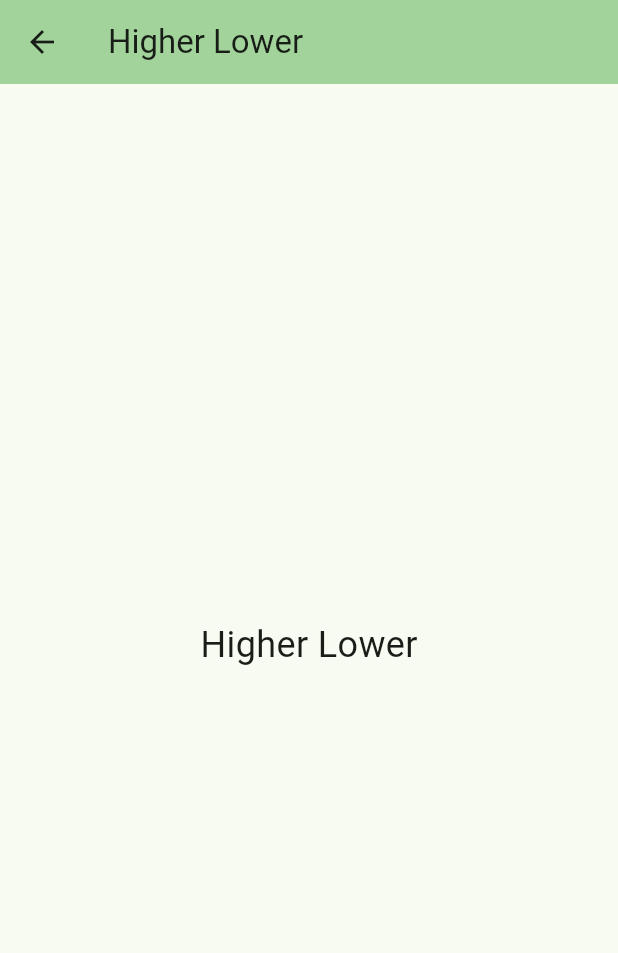
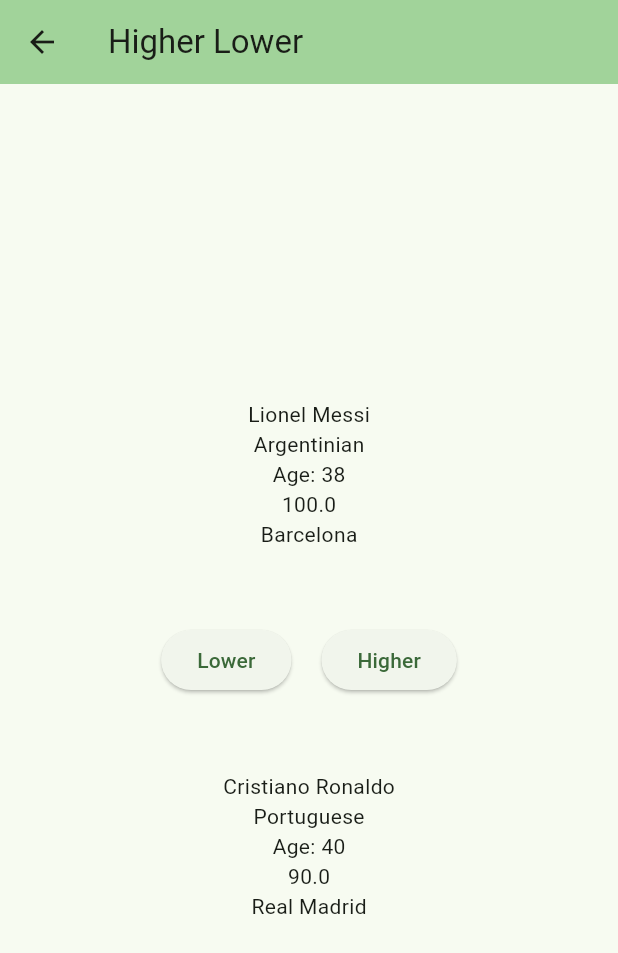
Before and after one commit to josipnovak/Goalify, a Flutter app: the HigherLowerScreen screen opened directly, on a phone screen of 412 x 824 dp. Shown: the top 953 px of the screen. Run offline on Flutter 3.47's test engine with Material 3 defaults, Android fonts, the light colour scheme and no system bars.

Commit message:
Changes in models and added design for HigherLower screen

```diff
--- a/mobile/lib/models/club.dart
+++ b/mobile/lib/models/club.dart
@@ -1,7 +1,7 @@
 class Club{
-  final int id;
-  final String name;
-  final String logoUrl;
+  int id;
+  String name;
+  String logoUrl;
 
   Club({
     required this.id,
--- /dev/null
+++ b/mobile/lib/models/player.dart
@@ -0,0 +1,16 @@
+class Player{
+  int id;
+  String name;
+  DateTime dateOfBirth;
+  String nationality;
+  double marketValue;
+  String club;
+  Player({
+    required this.id,
+    required this.name,
+    required this.dateOfBirth,
+    required this.nationality,
+    required this.marketValue,
+    required this.club,
+  });
+}
--- a/mobile/lib/models/question.dart
+++ b/mobile/lib/models/question.dart
@@ -1,7 +1,7 @@
 class Question{
-  final String questionText;
-  final List<String> options;
-  final String answer;
+  String questionText;
+  List<String> options;
+  String answer;
 
   Question({
     required this.questionText,
--- a/mobile/lib/models/tictactoe.dart
+++ b/mobile/lib/models/tictactoe.dart
@@ -1,7 +1,7 @@
 import 'package:mobile/models/club.dart';
 class TicTacToe{
-  final List<Club> clubs;
-  final List<String> nations;
+  List<Club> clubs;
+  List<String> nations;
 
   TicTacToe({
     required this.clubs,
--- a/mobile/lib/screens/higher_lower.dart
+++ b/mobile/lib/screens/higher_lower.dart
@@ -1,9 +1,21 @@
 import 'package:flutter/material.dart';
+import 'package:mobile/models/player.dart';
 
 class HigherLowerScreen extends StatefulWidget {
   final String title;
+  final Player player1;
+  final Player player2;
 
-  const HigherLowerScreen({super.key, required this.title});
+  int calculateAge(DateTime birthDate){
+    final today = DateTime.now();
+    int age = today.year - birthDate.year;
+    if (today.month < birthDate.month || (today.month == birthDate.month && today.day < birthDate.day)) {
+      age--;
+    }
+    return age;
+  }
+
+  const HigherLowerScreen({super.key, required this.title, required this.player1, required this.player2});
 
   @override
   State<HigherLowerScreen> createState() => _HigherLowerScreenState();
@@ -21,11 +33,44 @@
         child: Column(
           mainAxisAlignment: MainAxisAlignment.center,
           children: <Widget>[
-            Text(
-              widget.title,
-              style: TextStyle(fontSize: 24),
+            Column(
+              children: [
+                Text(widget.player1.name),
+                Text(widget.player1.nationality),
+                Text('Age: ${widget.calculateAge(widget.player1.dateOfBirth)}'),
+                Text(widget.player1.marketValue.toString()),
+                Text(widget.player1.club),
+              ],
             ),
-            SizedBox(height: 20),
+            SizedBox(height: 50),
+            Row(
+              mainAxisAlignment: MainAxisAlignment.center,
+              children: [
+                ElevatedButton(
+                  onPressed: () {
+                    print("Lower button pressed");
+                  },
+                  child: Text('Lower'),
+                ),
+                SizedBox(width: 20),
+                ElevatedButton(
+                  onPressed: () {
+                    print("Higher button pressed");
+                  },
+                  child: Text('Higher'),
+                ),
+              ],
+            ),
+            SizedBox(height: 50),
+            Column(
+              children: [
+                Text(widget.player2.name),
+                Text(widget.player2.nationality),
+                Text('Age: ${widget.calculateAge(widget.player2.dateOfBirth)}'),
+                Text(widget.player2.marketValue.toString()),
+                Text(widget.player2.club),
+              ],
+            ),
           ],
         ),
       ),
--- a/mobile/lib/screens/start_screen.dart
+++ b/mobile/lib/screens/start_screen.dart
@@ -5,6 +5,8 @@
 import 'package:mobile/models/question.dart';
 import 'package:mobile/models/tictactoe.dart';
 import 'package:mobile/models/club.dart';
+import 'package:mobile/models/player.dart';
+
 
 class StartScreen extends StatefulWidget {
   const StartScreen({super.key, required this.title});
@@ -58,7 +60,9 @@
               onPressed: () {
                 Navigator.push(
                   context,
-                  MaterialPageRoute(builder: (context) => const HigherLowerScreen(title: 'Higher Lower'))
+                  MaterialPageRoute(builder: (context) => HigherLowerScreen(title: 'Higher Lower',
+                  player1: Player(id: 1, name: 'Lionel Messi', dateOfBirth: DateTime(1987, 6, 24), nationality: 'Argentinian', marketValue: 100.0, club: 'Barcelona'),
+                  player2: Player(id: 2, name: 'Cristiano Ronaldo', dateOfBirth: DateTime(1985, 2, 5), nationality: 'Portuguese', marketValue: 90.0, club: 'Real Madrid')))
                 );
               },
               child: const Text('HigherLower'),
```
